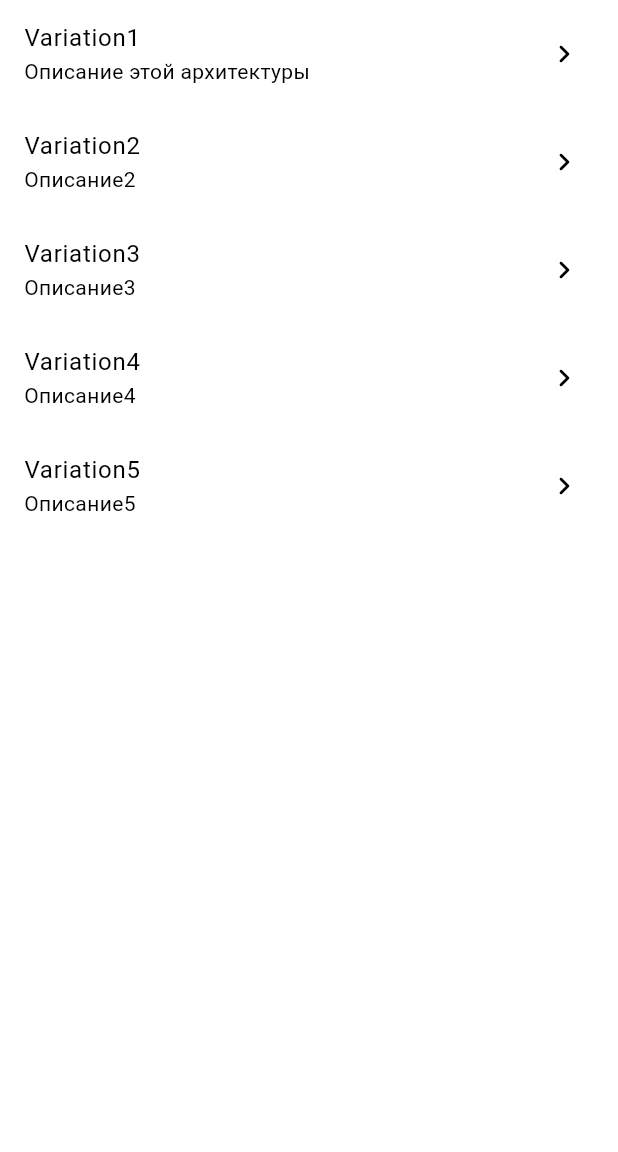
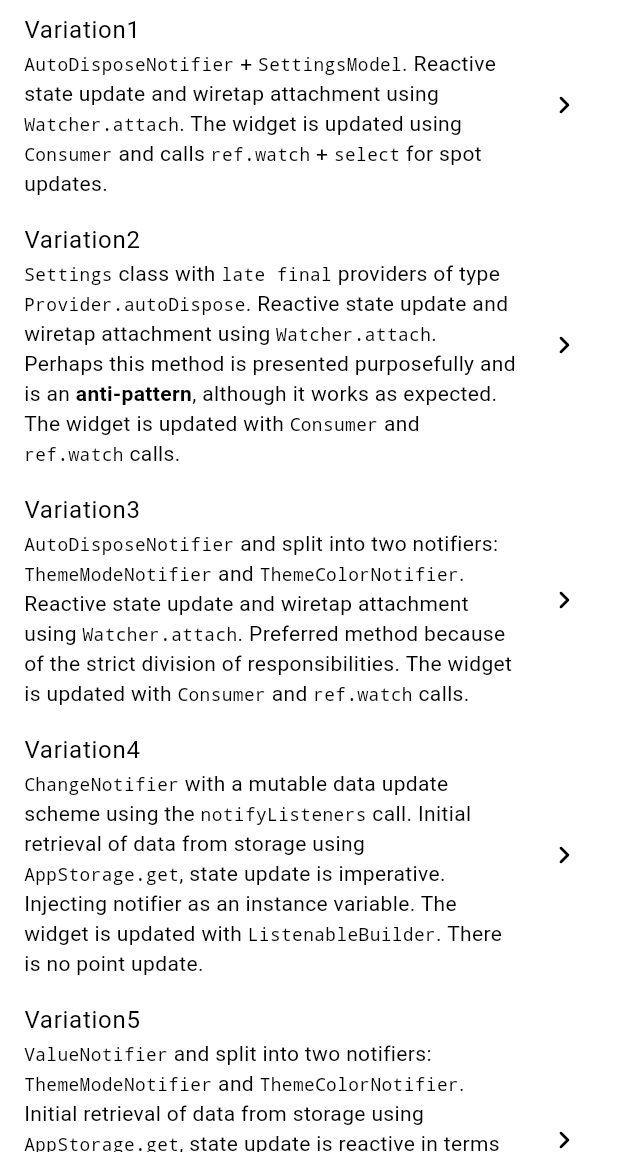
Before and after one commit to PackRuble/reactive_domain_playground, a Flutter app: the screen it shows after launch, on a phone screen of 412 x 824 dp, the part 84-1236 px from its top. Run offline on Flutter 3.47's test engine with Material 3 defaults, Android fonts, the phone set to English and light mode, and no system bars; drawn by our look-alikes of flutter_markdown; our stand-ins replace flutter_riverpod; missing offline and left inert: cardoteka.

Commit message:
add: description of cases

```diff
--- a/lib/main.dart
+++ b/lib/main.dart
@@ -56,27 +56,32 @@ class HomePage extends StatelessWidget {
         children: [
           _VariationTile(
             name: 'Variation1',
-            description: 'Описание этой архитектуры',
+            description:
+                '`AutoDisposeNotifier` + `SettingsModel`. Reactive state update and wiretap attachment using `Watcher.attach`. The widget is updated using `Consumer` and calls `ref.watch` + `select` for spot updates.',
             pageWhenTap: (context) => const Variation1(),
           ),
           _VariationTile(
             name: 'Variation2',
-            description: 'Описание2',
+            description:
+                '`Settings` class with `late final` providers of type `Provider.autoDispose`. Reactive state update and wiretap attachment using `Watcher.attach`. Perhaps this method is presented purposefully and is an **anti-pattern**, although it works as expected. The widget is updated with `Consumer` and `ref.watch` calls.',
             pageWhenTap: (context) => const Variation2(),
           ),
           _VariationTile(
             name: 'Variation3',
-            description: 'Описание3',
+            description:
+                '`AutoDisposeNotifier` and split into two notifiers: `ThemeModeNotifier` and `ThemeColorNotifier`. Reactive state update and wiretap attachment using `Watcher.attach`. Preferred method because of the strict division of responsibilities. The widget is updated with `Consumer` and `ref.watch` calls.',
             pageWhenTap: (context) => const Variation3(),
           ),
           _VariationTile(
             name: 'Variation4',
-            description: 'Описание4',
+            description:
+                '`ChangeNotifier` with a mutable data update scheme using the `notifyListeners` call. Initial retrieval of data from storage using `AppStorage.get`, state update is imperative. Injecting notifier as an instance variable. The widget is updated with `ListenableBuilder`. There is no point update.',
             pageWhenTap: (context) => const Variation4(),
           ),
           _VariationTile(
             name: 'Variation5',
-            description: 'Описание5',
+            description:
+                '`ValueNotifier` and split into two notifiers: `ThemeModeNotifier` and `ThemeColorNotifier`. Initial retrieval of data from storage using `AppStorage.get`, state update is reactive in terms of `ValueNotifier`. Implement notifier as an instance variable + create a shared notifier using `Listenable.merge`. The widget can be updated point-by-point with `ValueListenableBuilder`.',
             pageWhenTap: (context) => const Variation5(),
           ),
         ],
```
Also changed, not shown: 1 other file.
